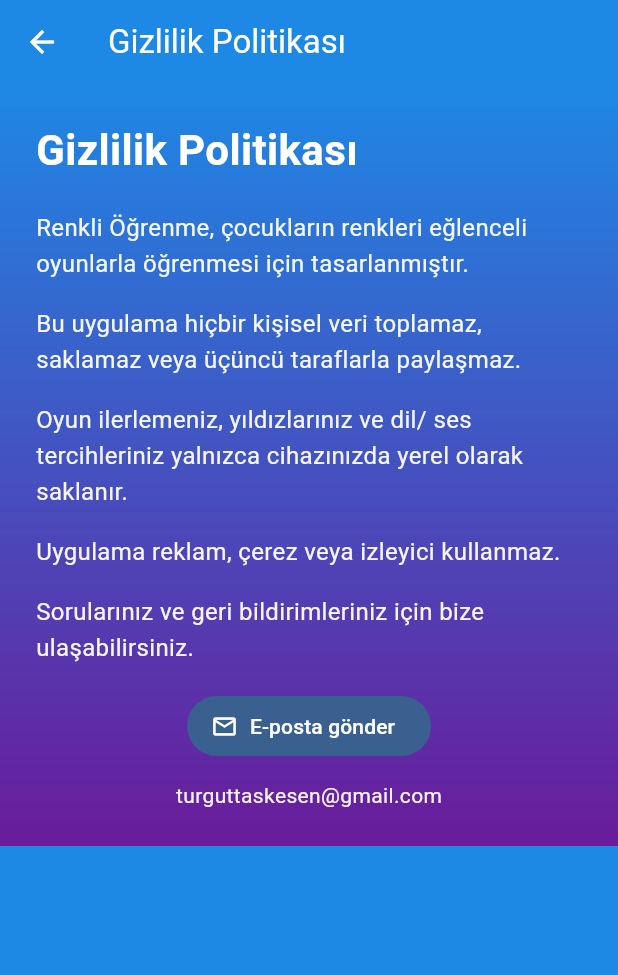
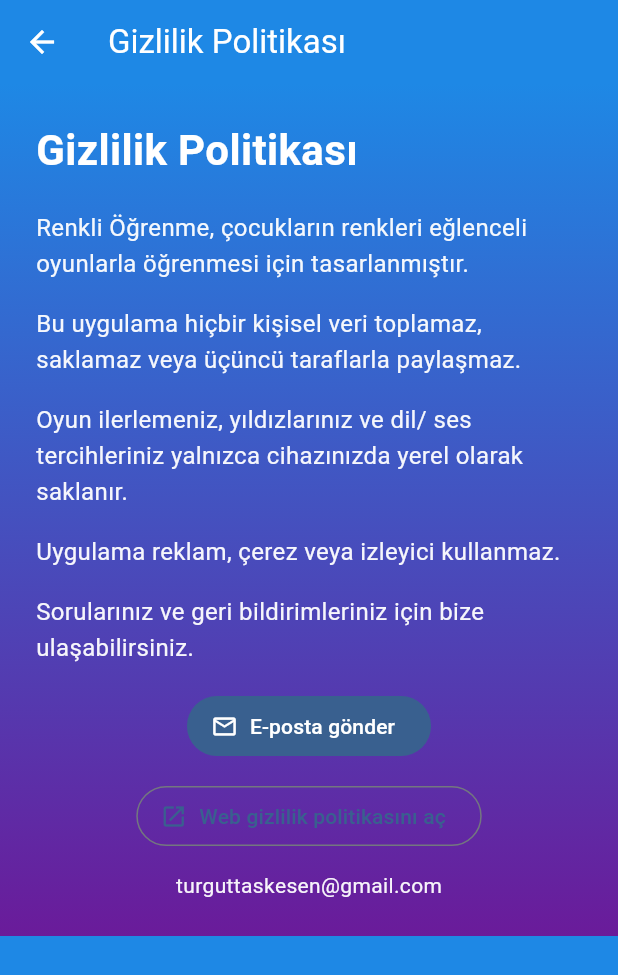
Before and after one commit to TTaskesen/renkli_ogrenme, a Flutter app: the MenuScreen screen opened directly with empty values, after a tap on "Gizlilik Politikası", on a phone screen of 412 x 824 dp. Shown: the top 975 px of the screen. Run offline on Flutter 3.47's test engine with Material 3 defaults, Android fonts, the phone set to English and light mode, and no system bars; our stand-ins replace flutter_tts, shared_preferences; accounts and stored records are empty.

Commit message:
[Renkli Öğrenme] [v1.0.3] Gizlilik sayfasını yayın hazırlığına ekledim
Reklamsız ilk sürüm için kamuya açık gizlilik politikası, Play Console taslakları ve mağaza görsellerini ekledim.\nUygulama içindeki gizlilik ekranını web politikasına yönlendirdim.\nAnaliz ve 36 testi doğruladım.

```diff
--- a/lib/screens/menu_screen.dart
+++ b/lib/screens/menu_screen.dart
@@ -257,7 +257,7 @@ class _FooterLinks extends StatelessWidget {
         ),
         const SizedBox(height: 12),
         Text(
-          '${app.t('developer')}: ${MenuScreen._developerName} · ${app.t('version')} 1.0.2',
+          '${app.t('developer')}: ${MenuScreen._developerName} · ${app.t('version')} 1.0.3',
           textAlign: TextAlign.center,
           style: TextStyle(
             fontSize: 13,
--- a/lib/screens/privacy_screen.dart
+++ b/lib/screens/privacy_screen.dart
@@ -6,6 +6,11 @@ class PrivacyScreen extends StatelessWidget {
   final AppState app;
 
   static const _supportEmail = 'turguttaskesen@gmail.com';
+  static const _privacyPolicyUrl = String.fromEnvironment(
+    'PRIVACY_POLICY_URL',
+    defaultValue:
+        'https://ttaskesen.github.io/renkli_ogrenme/privacy-policy.html',
+  );
 
   const PrivacyScreen({super.key, required this.app});
 
@@ -24,6 +29,8 @@ class PrivacyScreen extends StatelessWidget {
       'contact_action': 'E-posta gönder',
       'contact_error': 'E-posta uygulaması açılamadı.',
       'contact_body': 'Renkli Öğrenme hakkında destek isteği:',
+      'public_policy_action': 'Web gizlilik politikasını aç',
+      'public_policy_error': 'Gizlilik politikası açılamadı.',
     },
     'en': {
       'title': 'Privacy Policy',
@@ -38,6 +45,8 @@ class PrivacyScreen extends StatelessWidget {
       'contact_action': 'Send email',
       'contact_error': 'Could not open an email app.',
       'contact_body': 'Support request about Colorful Learning:',
+      'public_policy_action': 'Open the online privacy policy',
+      'public_policy_error': 'Could not open the privacy policy.',
     },
     'fr': {
       'title': 'Politique de confidentialité',
@@ -52,6 +61,9 @@ class PrivacyScreen extends StatelessWidget {
       'contact_action': 'Envoyer un e-mail',
       'contact_error': 'Impossible d’ouvrir une application e-mail.',
       'contact_body': 'Demande d’assistance concernant Apprentissage Coloré :',
+      'public_policy_action': 'Ouvrir la politique en ligne',
+      'public_policy_error':
+          'Impossible d’ouvrir la politique de confidentialité.',
     },
     'ku': {
       'title': 'Polîtîkaya Taybetiyê',
@@ -66,6 +78,8 @@ class PrivacyScreen extends StatelessWidget {
       'contact_action': 'E-name bişîne',
       'contact_error': 'Sepana e-nameyê nehat vekirin.',
       'contact_body': 'Daxwaza piştgiriyê derbarê Hînkirina Rengîn de:',
+      'public_policy_action': 'Polîtîkaya serhêl veke',
+      'public_policy_error': 'Polîtîkaya taybetiyê venebû.',
     },
   };
 
@@ -90,6 +104,26 @@ class PrivacyScreen extends StatelessWidget {
         ScaffoldMessenger.of(
           context,
         ).showSnackBar(SnackBar(content: Text(s['contact_error']!)));
+      }
+    }
+  }
+
+  Future<void> _openPublicPolicy(
+    BuildContext context,
+    Map<String, String> s,
+  ) async {
+    try {
+      if (!await launchUrl(
+        Uri.parse(_privacyPolicyUrl),
+        mode: LaunchMode.externalApplication,
+      )) {
+        throw Exception('Could not launch $_privacyPolicyUrl');
+      }
+    } catch (_) {
+      if (context.mounted) {
+        ScaffoldMessenger.of(
+          context,
+        ).showSnackBar(SnackBar(content: Text(s['public_policy_error']!)));
       }
     }
   }
@@ -148,6 +182,14 @@ class PrivacyScreen extends StatelessWidget {
                 ),
                 const SizedBox(height: 12),
                 Center(
+                  child: OutlinedButton.icon(
+                    onPressed: () => _openPublicPolicy(context, s),
+                    icon: const Icon(Icons.open_in_new),
+                    label: Text(s['public_policy_action']!),
+                  ),
+                ),
+                const SizedBox(height: 12),
+                Center(
                   child: Text(
                     _supportEmail,
                     style: TextStyle(
--- a/pubspec.yaml
+++ b/pubspec.yaml
@@ -16,7 +16,7 @@ publish_to: 'none' # Remove this line if you wish to publish to pub.dev
 # https://developer.apple.com/library/archive/documentation/General/Reference/InfoPlistKeyReference/Articles/CoreFoundationKeys.html
 # In Windows, build-name is used as the major, minor, and patch parts
 # of the product and file versions while build-number is used as the build suffix.
-version: 1.0.2+3
+version: 1.0.3+4
 
 environment:
   sdk: ^3.12.2
```
Also changed, not shown: store_assets/feature-graphic-1024x500.png (added), store_assets/feature-graphic-source.png (added), store_assets/play-store-icon-512.png (added), store_assets/screenshot-coloring.png (added), store_assets/screenshot-games.png (added), store_assets/screenshot-welcome.png (added), 6 other files.
